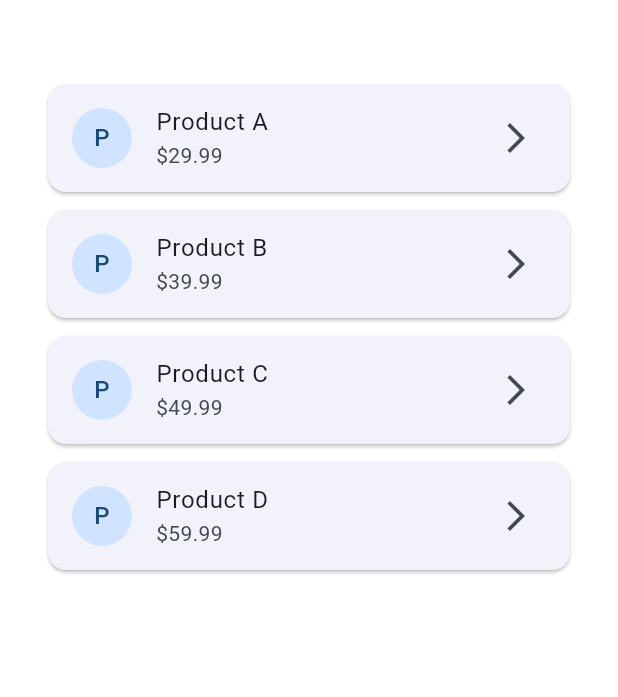
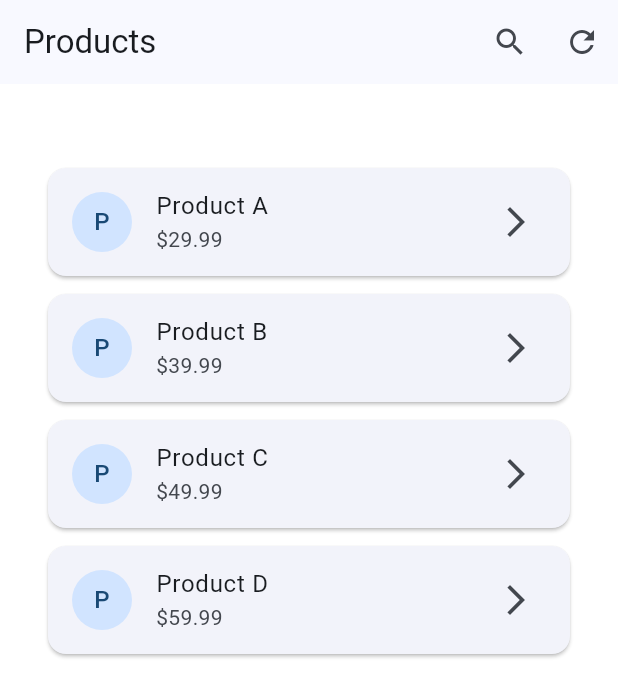
Before and after one commit to gurkanfikretgunak/masterfabric_core, a Flutter app: the screen it shows after launch, after a tap on "Products", on a phone screen of 412 x 824 dp. Shown: the top 697 px of the screen. Run offline on Flutter 3.47's test engine with Material 3 defaults, Android fonts, the phone set to English and light mode, and no system bars; our stand-ins replace device_info_plus, dio, equatable, flutter_bloc, flutter_local_notifications, get_it and 10 more; missing offline and left inert: flutter_inappwebview, slang.

Commit message:
feat: enhance AppBar configuration with dynamic titles and actions across views

```diff
--- a/example/lib/features/home/home_view.dart
+++ b/example/lib/features/home/home_view.dart
@@ -13,6 +13,19 @@ class HomeView extends MasterViewCubit<HomeCubit, HomeState> {
   }) : super(
           currentView: MasterViewCubitTypes.content,
           goRoute: goRoute,
+          coreAppBar: (context, viewModel) {
+            // Don't show back button on home screen
+            return AppBar(
+              title: const Text('Home'),
+              actions: [
+                IconButton(
+                  icon: const Icon(Icons.refresh),
+                  onPressed: () => viewModel.loadData(),
+                  tooltip: 'Refresh',
+                ),
+              ],
+            );
+          },
         );
 
   @override
--- a/example/lib/features/products/products_view.dart
+++ b/example/lib/features/products/products_view.dart
@@ -1,5 +1,6 @@
 import 'package:flutter/material.dart';
 import 'package:flutter_bloc/flutter_bloc.dart';
+import 'package:go_router/go_router.dart';
 import 'package:masterfabric_core/masterfabric_core.dart';
 import 'package:masterfabric_core_example/features/products/cubit/products_cubit.dart';
 import 'package:masterfabric_core_example/features/products/cubit/products_state.dart';
@@ -12,6 +13,33 @@ class ProductsView extends MasterViewCubit<ProductsCubit, ProductsState> {
   }) : super(
           currentView: MasterViewCubitTypes.content,
           goRoute: goRoute,
+          coreAppBar: (context, viewModel) {
+            final canPop = GoRouter.of(context).canPop();
+            return AppBar(
+              title: const Text('Products'),
+              leading: canPop
+                  ? IconButton(
+                      icon: const Icon(Icons.arrow_back),
+                      onPressed: () => GoRouter.of(context).pop(),
+                      tooltip: 'Back',
+                    )
+                  : null,
+              actions: [
+                IconButton(
+                  icon: const Icon(Icons.search),
+                  onPressed: () {
+                    // Navigate to search or show search dialog
+                  },
+                  tooltip: 'Search',
+                ),
+                IconButton(
+                  icon: const Icon(Icons.refresh),
+                  onPressed: () => viewModel.loadProducts(),
+                  tooltip: 'Refresh',
+                ),
+              ],
+            );
+          },
         );
 
   @override
--- a/example/lib/features/profile/cubit/profile_cubit.dart
+++ b/example/lib/features/profile/cubit/profile_cubit.dart
@@ -20,8 +20,8 @@ class ProfileCubit extends BaseViewModelCubit<ProfileState> {
       final manufacturer = await deviceInfo.platformDeviceDeviceFactory();
 
       // Example: Get stored user data using LocalStorageHelper
-      final userName = await LocalStorageHelper.getString('user_name') ?? 'John Doe';
-      final email = await LocalStorageHelper.getString('user_email') ?? 'john@example.com';
+      final userName = LocalStorageHelper.getString('user_name') ?? 'John Doe';
+      final email = LocalStorageHelper.getString('user_email') ?? 'john@example.com';
 
       // Store example data if not exists
       if (userName == 'John Doe') {
```
Also changed, not shown: example/lib/features/profile/profile_view.dart (+28 -0 lines), 1 other file.
